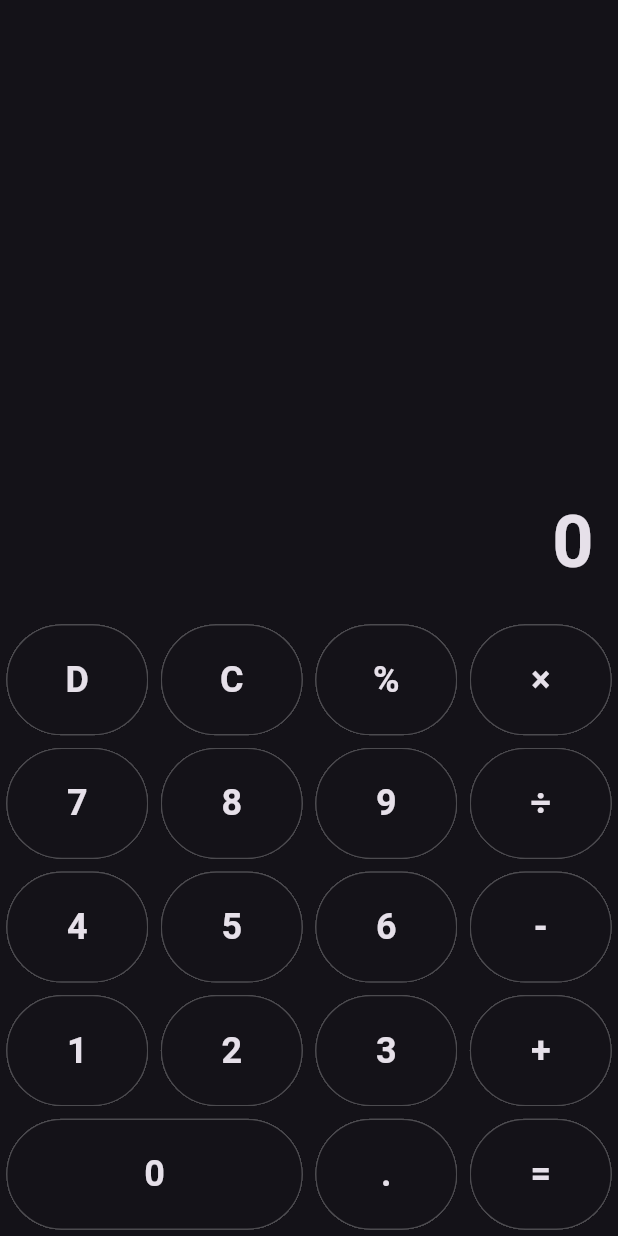
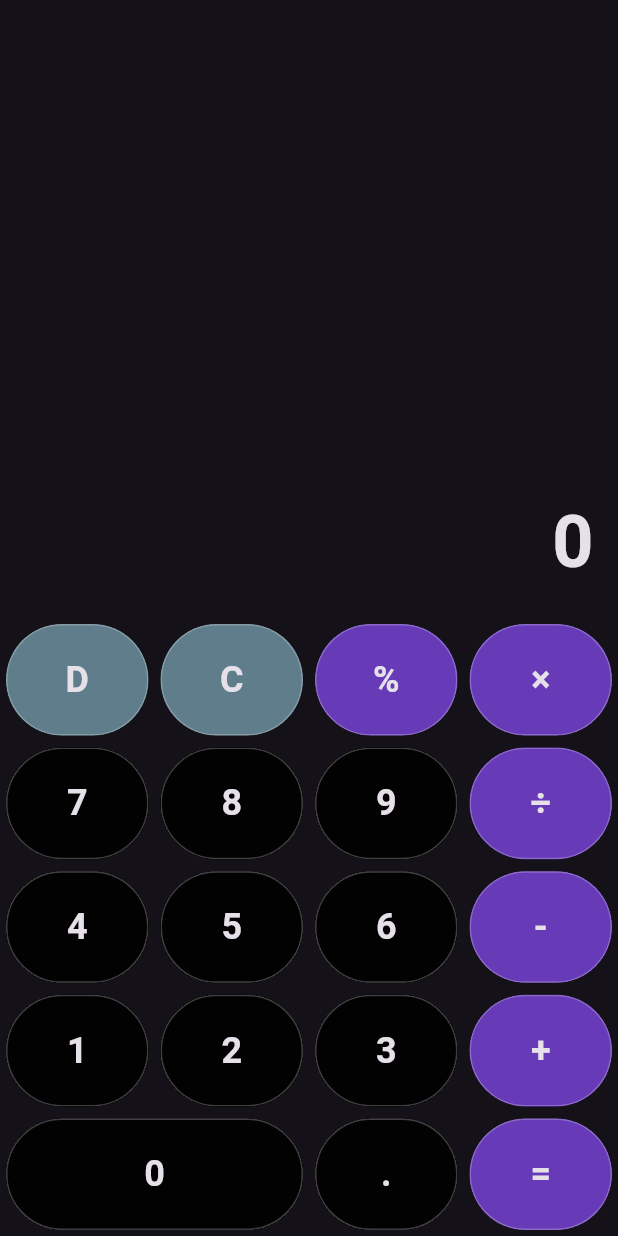
Before and after one commit to anwghub/Calculator, a Flutter app: the screen it shows after launch, on a phone screen of 412 x 824 dp. Run offline on Flutter 3.47's test engine with Material 3 defaults, Android fonts, the phone set to English and light mode, and no system bars.

Commit message:
Finally done

```diff
--- a/calculator/lib/calculator_screen.dart
+++ b/calculator/lib/calculator_screen.dart
@@ -17,7 +17,8 @@ class _CalculatorScreenState extends State<CalculatorScreen> {
   Widget build(BuildContext context) {
     final screenSize = MediaQuery.of(context).size;
     return Scaffold(
-      body: Column(
+      body: SafeArea(
+        child: Column(
           children: [
             //output
             Expanded(
@@ -55,6 +56,7 @@ class _CalculatorScreenState extends State<CalculatorScreen> {
             )
           ],
         ),
+      ),
     );
   }
 
@@ -75,7 +77,9 @@ class _CalculatorScreenState extends State<CalculatorScreen> {
             child: Center(
                 child: Text(
               value,
-              style: const TextStyle(fontWeight: FontWeight.bold, fontSize: 24),
+              style: const TextStyle(
+                  fontWeight: FontWeight.bold,
+                  fontSize: 24),
             ))),
       ),
     );
@@ -83,7 +87,7 @@ class _CalculatorScreenState extends State<CalculatorScreen> {
 
   /////
   void onBtnTap(String value) {
-    appendValue(value);
+
     if (value == Btn.del) {
       delete();
       return;
@@ -103,6 +107,8 @@ class _CalculatorScreenState extends State<CalculatorScreen> {
       calculate();
       return;
     }
+
+    appendValue(value);
   }
 
   ///
@@ -217,8 +223,8 @@ class _CalculatorScreenState extends State<CalculatorScreen> {
   }
 
 ////
-  getBtnColor(value) {
-    [Btn.del, Btn.clr].contains(value)
+  Color getBtnColor(value) {
+    return [Btn.del, Btn.clr].contains(value)
         ? Colors.blueGrey
         : [
             Btn.per,
@@ -228,7 +234,7 @@ class _CalculatorScreenState extends State<CalculatorScreen> {
             Btn.divide,
             Btn.calculate
           ].contains(value)
-            ? Color.fromARGB(255, 174, 13, 222)
+            ? Colors.deepPurple
             : Colors.black87;
   }
 }
--- a/calculator/lib/main.dart
+++ b/calculator/lib/main.dart
@@ -12,7 +12,8 @@ class MyApp extends StatelessWidget {
   @override
   Widget build(BuildContext context) {
     return MaterialApp(
-      title: 'Flutter Demo',
+      title: 'Calculator',
+      debugShowCheckedModeBanner: false,
       theme: ThemeData.dark(),
       home: const CalculatorScreen(),
     );
```
Also changed, not shown: 7 other files. Lines whose indentation alone changed are shown as unchanged.
